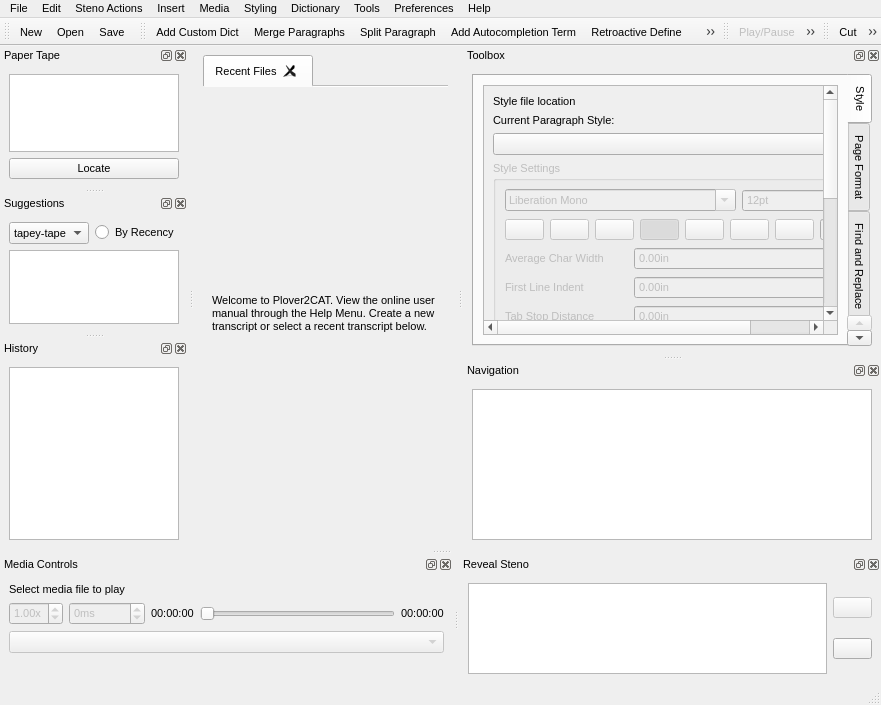
This is plover_cat/plover_cat.ui in greenwyrt/plover2CAT as Qt 5 draws it before an edit. The edited form follows.
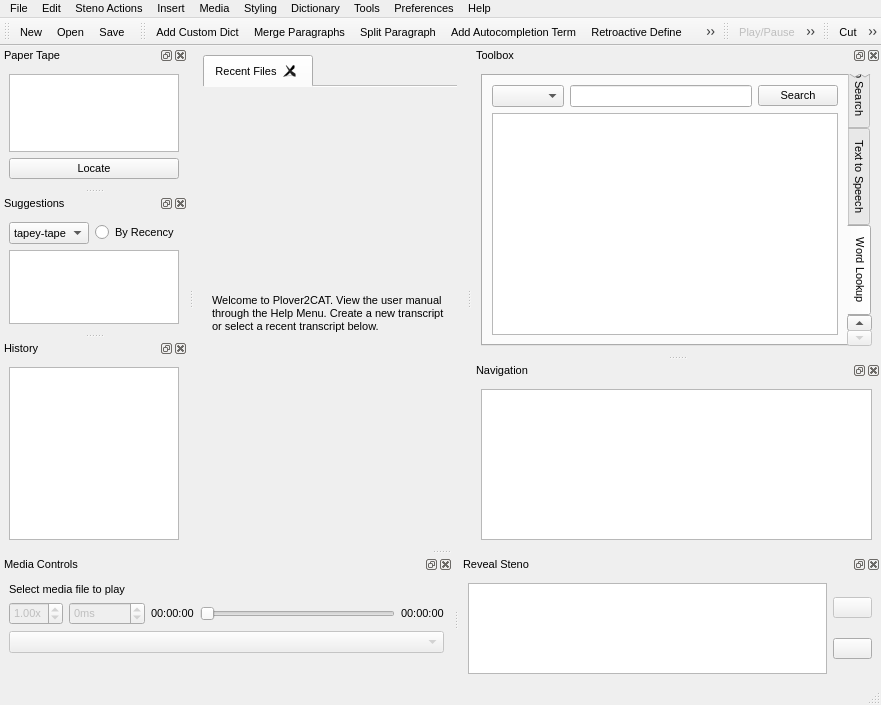
This is the edited form. The open tabs and pages were chosen to show the change. Icons and pictures are not drawn.

Diff of the .ui file:
```diff
--- a/plover_cat/plover_cat.ui
+++ b/plover_cat/plover_cat.ui
@@ -74,7 +74,7 @@
    <set>QMainWindow::DockOption::AllowNestedDocks|QMainWindow::DockOption::AllowTabbedDocks|QMainWindow::DockOption::AnimatedDocks|QMainWindow::DockOption::VerticalTabs</set>
   </property>
   <widget class="QWidget" name="centralwidget">
-   <layout class="QVBoxLayout" name="verticalLayout_24">
+   <layout class="QHBoxLayout" name="horizontalLayout_20">
     <item>
      <widget class="QTabWidget" name="mainTabs">
       <property name="focusPolicy">
@@ -120,7 +120,7 @@
              </sizepolicy>
             </property>
             <property name="text">
-             <string>Welcome to Plover2CAT. View the online user manual through the Help Menu. Create a new transcript or select a recent transcript below. </string>
+             <string>Welcome to Plover2CAT. View the user manual through the Help Menu. Create a new transcript or select a recent transcript below. </string>
             </property>
             <property name="textFormat">
              <enum>Qt::TextFormat::PlainText</enum>
@@ -2687,6 +2687,41 @@
          </item>
         </layout>
        </widget>
+       <widget class="QWidget" name="stardict_pane">
+        <attribute name="icon">
+         <iconset resource="resources.qrc">
+          <normaloff>:/resources/address-book-blue.png</normaloff>:/resources/address-book-blue.png</iconset>
+        </attribute>
+        <attribute name="title">
+         <string>Word Lookup</string>
+        </attribute>
+        <layout class="QVBoxLayout" name="verticalLayout_7">
+         <item>
+          <layout class="QVBoxLayout" name="verticalLayout_5">
+           <item>
+            <layout class="QHBoxLayout" name="horizontalLayout_21">
+             <item>
+              <widget class="QComboBox" name="stardict"/>
+             </item>
+             <item>
+              <widget class="QLineEdit" name="stardictQuery"/>
+             </item>
+             <item>
+              <widget class="QPushButton" name="stardictSearch">
+               <property name="text">
+                <string>Search</string>
+               </property>
+              </widget>
+             </item>
+            </layout>
+           </item>
+           <item>
+            <widget class="QTextBrowser" name="stardictDisplay"/>
+           </item>
+          </layout>
+         </item>
+        </layout>
+       </widget>
       </widget>
      </item>
     </layout>
```
Left out of the diff: 10 changed lines with no effect on the pictures.
